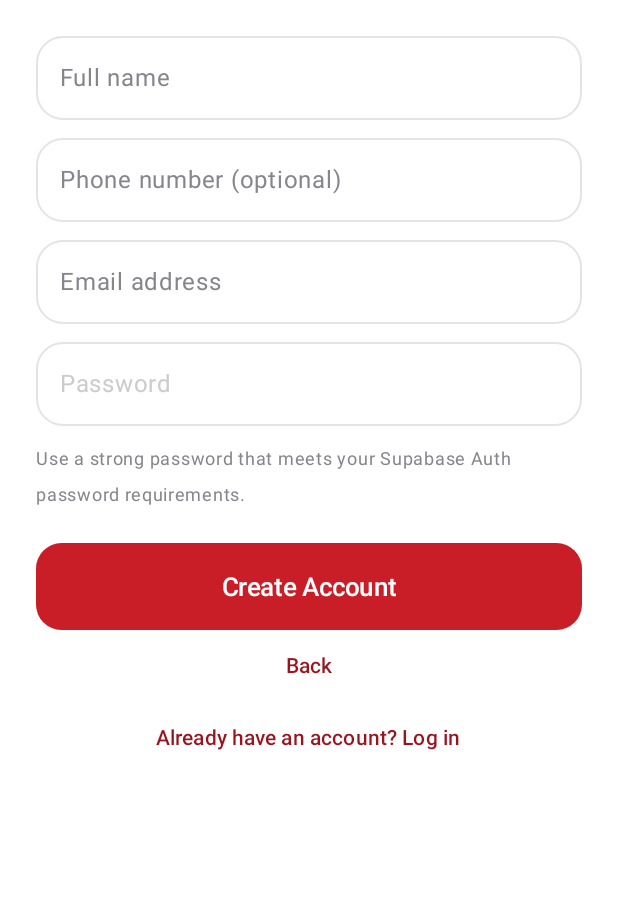
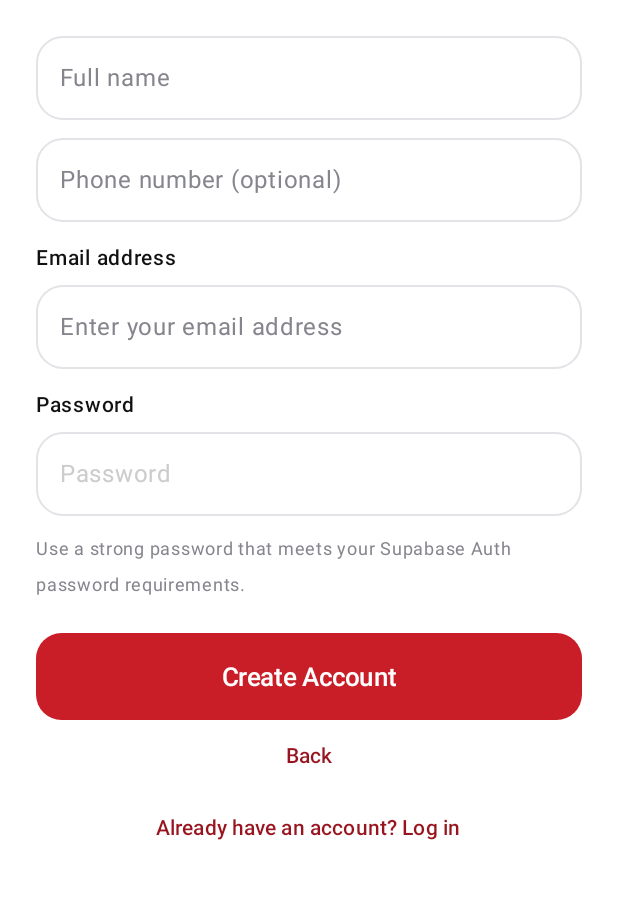
Before and after one commit to Edubrazil500/Nedu-Wallet-Android, an Android app built with Jetpack Compose: the screen it shows after launch (MainActivity), after a tap on "Create Account", on a phone screen of 412 x 824 dp, the part 200-1099 px from its top. Run offline under Robolectric (Android 15) with nearby library versions, the phone set to English and light mode, and no system bars; 3 statements that could not run were skipped.

Commit message:
Make email and password fields clearly labelled

```diff
--- a/NeduWallet-Android/app/src/main/java/com/nedu/wallet/MainActivity.kt
+++ b/NeduWallet-Android/app/src/main/java/com/nedu/wallet/MainActivity.kt
@@ -262,8 +262,12 @@ fun LoginScreen(email: String, onEmail: (String) -> Unit, password: String, onPa
         Spacer(Modifier.height(12.dp))
         Text("Log in to your Nedu Wallet account.", color = Muted, fontSize = 16.sp)
         Spacer(Modifier.height(28.dp))
-        SoftField(value = email, onValueChange = onEmail, hint = "Email", keyboard = KeyboardType.Email)
-        Spacer(Modifier.height(14.dp))
+        Text("Email address", Modifier.fillMaxWidth(), color = Ink, fontSize = 14.sp, fontWeight = FontWeight.SemiBold)
+        Spacer(Modifier.height(6.dp))
+        SoftField(value = email, onValueChange = onEmail, hint = "Enter your email address", keyboard = KeyboardType.Email)
+        Spacer(Modifier.height(12.dp))
+        Text("Password", Modifier.fillMaxWidth(), color = Ink, fontSize = 14.sp, fontWeight = FontWeight.SemiBold)
+        Spacer(Modifier.height(6.dp))
         OutlinedTextField(value = password, onValueChange = onPassword, modifier = Modifier.fillMaxWidth(),
             textStyle = TextStyle(color = Ink, fontSize = 16.sp),
             placeholder = { Text("Password", color = Color.LightGray) },
@@ -328,8 +332,12 @@ fun SignupScreen(
         Spacer(Modifier.height(12.dp))
         SoftField(value = phone, onValueChange = onPhone, hint = "Phone number (optional)", keyboard = KeyboardType.Phone)
         Spacer(Modifier.height(12.dp))
-        SoftField(value = email, onValueChange = onEmail, hint = "Email address", keyboard = KeyboardType.Email)
+        Text("Email address", Modifier.fillMaxWidth(), color = Ink, fontSize = 14.sp, fontWeight = FontWeight.SemiBold)
+        Spacer(Modifier.height(6.dp))
+        SoftField(value = email, onValueChange = onEmail, hint = "Enter your email address", keyboard = KeyboardType.Email)
         Spacer(Modifier.height(12.dp))
+        Text("Password", Modifier.fillMaxWidth(), color = Ink, fontSize = 14.sp, fontWeight = FontWeight.SemiBold)
+        Spacer(Modifier.height(6.dp))
         OutlinedTextField(
             value = password,
             onValueChange = onPassword,
```
